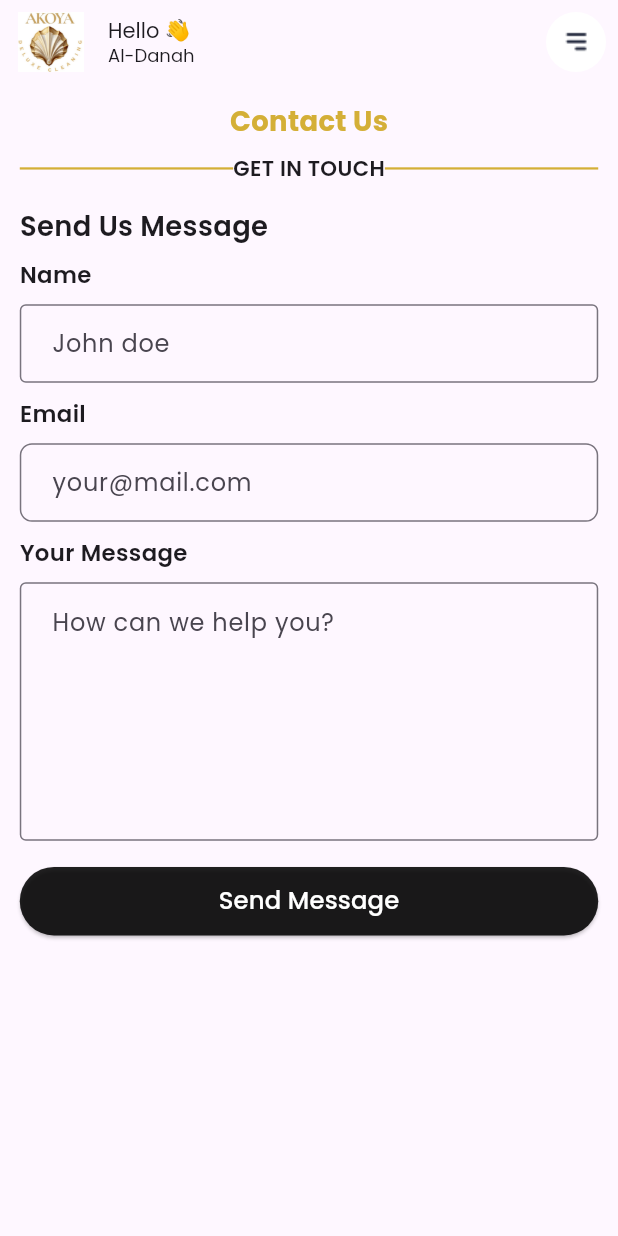
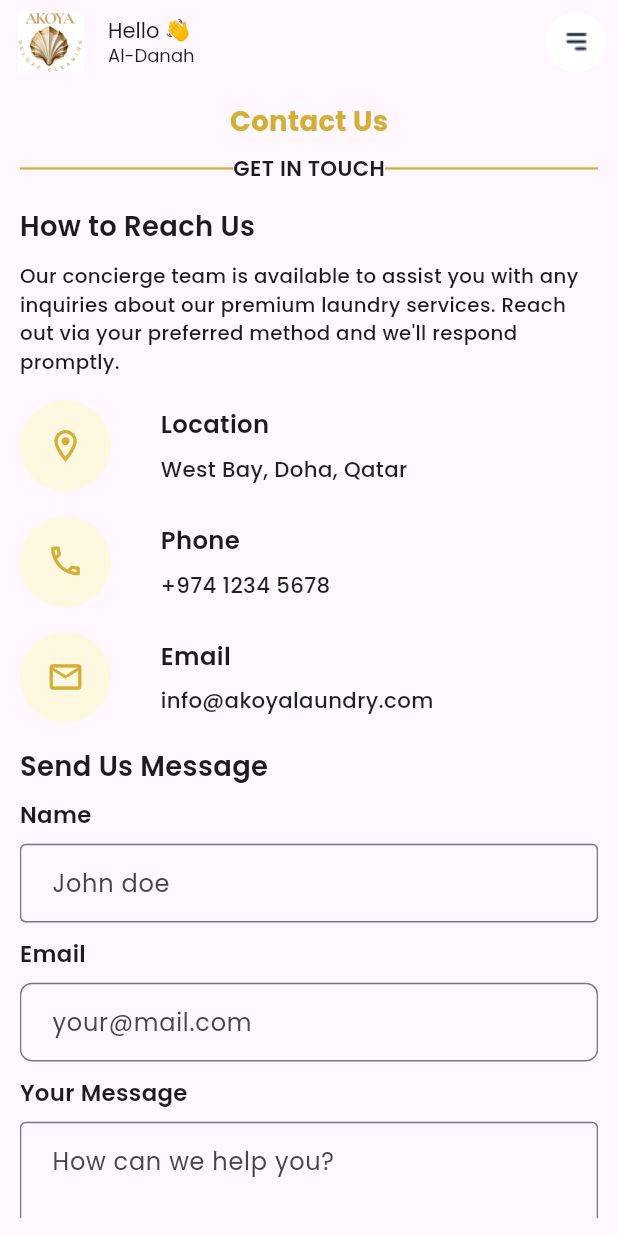
Before and after one commit to umais86/laundry_app, a Flutter app: the ContactUs screen opened directly, on a phone screen of 412 x 824 dp. Run offline on Flutter 3.47's test engine with Material 3 defaults, Android fonts, the phone set to English and light mode, and no system bars; our stand-ins replace flutter_rating_bar, flutter_screenutil, geocoding, geolocator, google_fonts, google_maps_flutter and 1 more.

Commit message:
contact changes

```diff
--- a/lib/view/nav_screens/contact_us.dart
+++ b/lib/view/nav_screens/contact_us.dart
@@ -20,6 +20,7 @@ class _ContactUsState extends State<ContactUs> {
       appBar: CustomAppBar(),
       body: Padding(
         padding: EdgeInsets.symmetric(horizontal: 12.w, vertical: 12.h),
+        child: SingleChildScrollView(
           child: Column(
             children: [
               Text(
@@ -48,8 +49,50 @@ class _ContactUsState extends State<ContactUs> {
               Align(
                 alignment: Alignment.centerLeft,
                 child: Text(
+                  'How to Reach Us',
+                  style: TextStyle(
+                    fontSize: 18.sp,
+                    fontWeight: FontWeight.w600,
+                  ),
+                ),
+              ),
+              SizedBox(height: 10.h),
+              Text(
+                "Our concierge team is available to assist you with any inquiries about our premium laundry services. Reach out via your preferred method and we'll respond promptly.",
+                style: TextStyle(fontSize: 13.sp, fontWeight: FontWeight.w500),
+              ),
+              SizedBox(height: 16.h),
+              // CircleAvatar(
+              //   backgroundColor: Colors.amber.shade50,
+              //   radius: 30,
+              //   child: Icon(
+              //     Icons.location_on_outlined,
+              //     size: 28,
+              //     color: txtColor,
+              //   ),
+              // ),
+              _contactCard(
+                'Location',
+                Icons.location_on_outlined,
+                'West Bay, Doha, Qatar',
+              ),
+              SizedBox(height: 16.h),
+              _contactCard('Phone', Icons.phone_outlined, '+974 1234 5678'),
+              SizedBox(height: 16.h),
+              _contactCard(
+                'Email',
+                Icons.email_outlined,
+                'info@akoyalaundry.com',
+              ),
+              SizedBox(height: 16.h),
+              Align(
+                alignment: Alignment.centerLeft,
+                child: Text(
                   'Send Us Message',
-                style: TextStyle(fontSize: 18.sp, fontWeight: FontWeight.w600),
+                  style: TextStyle(
+                    fontSize: 18.sp,
+                    fontWeight: FontWeight.w600,
+                  ),
                 ),
               ),
               SizedBox(height: 8.h),
@@ -103,6 +146,7 @@ class _ContactUsState extends State<ContactUs> {
             ],
           ),
         ),
+      ),
     );
   }
 
@@ -148,4 +192,35 @@ class _ContactUsState extends State<ContactUs> {
       ),
     );
   }
+
+  Widget _contactCard(String text, IconData iconPath, String subtext) {
+    return Row(
+      children: [
+        CircleAvatar(
+          radius: 30.r,
+          backgroundColor: Colors.amber.shade50,
+          child: Icon(iconPath, size: 25.r, color: txtColor),
+        ),
+        SizedBox(width: 30.w),
+        Column(
+          crossAxisAlignment: CrossAxisAlignment.start,
+          children: [
+            Text(
+              text,
+              style: TextStyle(fontSize: 16.sp, fontWeight: FontWeight.w600),
+            ),
+            SizedBox(height: 8.h),
+            Text(
+              subtext,
+              style: TextStyle(
+                color: Colors.black87,
+                fontSize: 14.sp,
+                fontWeight: FontWeight.w500,
+              ),
+            ),
+          ],
+        ),
+      ],
+    );
   }
+}
```
Also changed, not shown: lib/view/wash_type_screen.dart (+29 -29 lines). Lines whose indentation alone changed are shown as unchanged.
